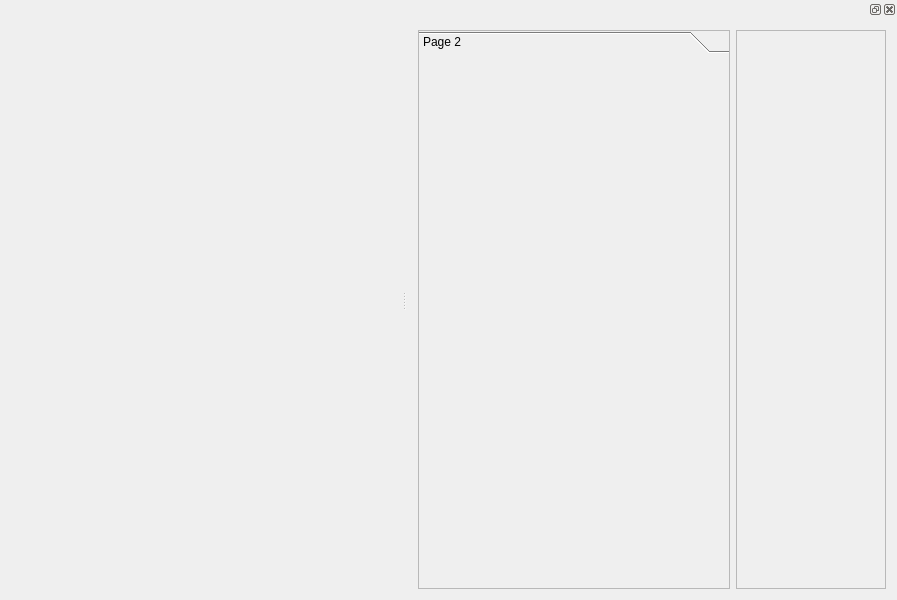
Before: the Qt Designer form GUI/mainwindow.ui in alemuntoni/HeightFieldDecomposition, drawn with Qt 5.
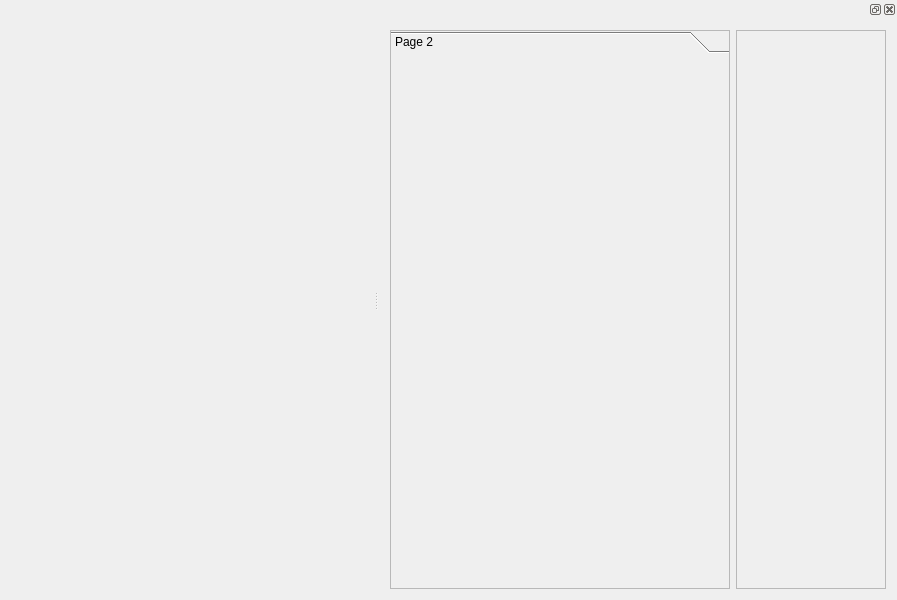
After: the same form once the commit is applied. Custom widgets are drawn as their Qt base class.

```diff
--- a/GUI/mainwindow.ui
+++ b/GUI/mainwindow.ui
@@ -58,7 +58,7 @@
    </property>
    <property name="minimumSize">
     <size>
-     <width>486</width>
+     <width>514</width>
      <height>233</height>
     </size>
    </property>
@@ -104,9 +104,15 @@
      </item>
      <item>
       <widget class="QToolBox" name="toolBox">
+       <property name="sizePolicy">
+        <sizepolicy hsizetype="Expanding" vsizetype="Expanding">
+         <horstretch>0</horstretch>
+         <verstretch>0</verstretch>
+        </sizepolicy>
+       </property>
        <property name="minimumSize">
         <size>
-         <width>312</width>
+         <width>340</width>
          <height>0</height>
         </size>
        </property>
@@ -127,7 +133,7 @@
          <rect>
           <x>0</x>
           <y>0</y>
-          <width>310</width>
+          <width>338</width>
           <height>499</height>
          </rect>
         </property>
```
Left out of the diff: 1 changed line with no effect on the pictures.
